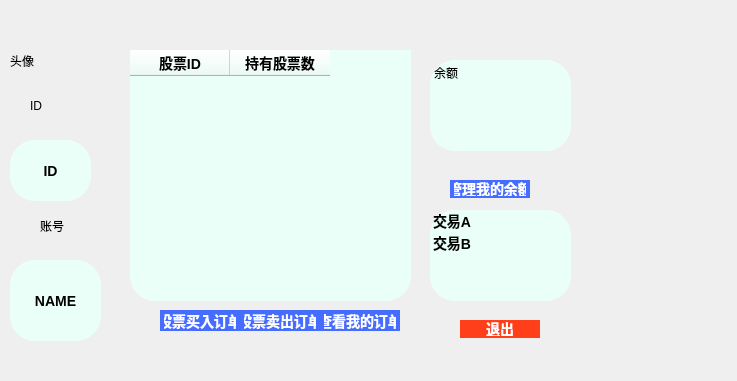
Hypn0tised-ysy/stock-project, file src/AllWindow/ui_account.ui: the form before one commit.
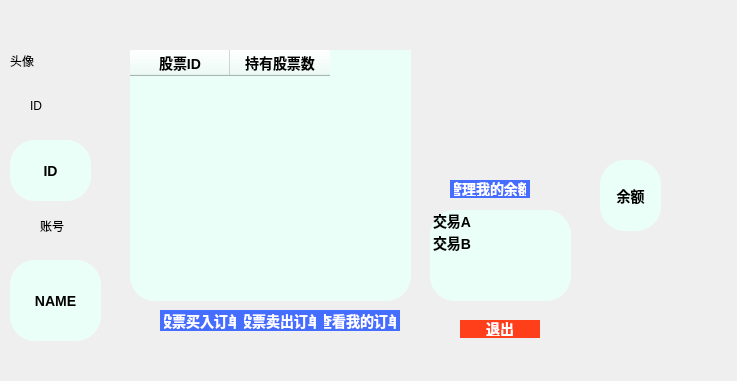
The form after the commit.

```diff
--- a/src/AllWindow/ui_account.ui
+++ b/src/AllWindow/ui_account.ui
@@ -131,34 +131,6 @@
     <string>退出</string>
    </property>
   </widget>
-  <widget class="QTextBrowser" name="balance_text">
-   <property name="enabled">
-    <bool>true</bool>
-   </property>
-   <property name="geometry">
-    <rect>
-     <x>430</x>
-     <y>60</y>
-     <width>141</width>
-     <height>91</height>
-    </rect>
-   </property>
-   <property name="styleSheet">
-    <string notr="true">background-color: rgb(235, 255, 249);
-border-radius:25px;    /*设置圆角半径 */
-font:bold 14px;		/*设置按钮文字和大小*/</string>
-   </property>
-   <property name="html">
-    <string>&lt;!DOCTYPE HTML PUBLIC &quot;-//W3C//DTD HTML 4.0//EN&quot; &quot;http://www.w3.org/TR/REC-html40/strict.dtd&quot;&gt;
-&lt;html&gt;&lt;head&gt;&lt;meta name=&quot;qrichtext&quot; content=&quot;1&quot; /&gt;&lt;meta charset=&quot;utf-8&quot; /&gt;&lt;style type=&quot;text/css&quot;&gt;
-p, li { white-space: pre-wrap; }
-hr { height: 1px; border-width: 0; }
-li.unchecked::marker { content: &quot;\2610&quot;; }
-li.checked::marker { content: &quot;\2612&quot;; }
-&lt;/style&gt;&lt;/head&gt;&lt;body style=&quot; font-family:'Microsoft YaHei UI'; font-size:14px; font-weight:700; font-style:normal;&quot;&gt;
-&lt;p style=&quot; margin-top:0px; margin-bottom:0px; margin-left:0px; margin-right:0px; -qt-block-indent:0; text-indent:0px;&quot;&gt;&lt;span style=&quot; font-size:9pt; font-weight:400;&quot;&gt;余额&lt;/span&gt;&lt;/p&gt;&lt;/body&gt;&lt;/html&gt;</string>
-   </property>
-  </widget>
   <widget class="QTableWidget" name="tableWidget">
    <property name="geometry">
     <rect>
@@ -306,6 +278,27 @@
     <string>ID</string>
    </property>
   </widget>
+  <widget class="QLabel" name="balance_text">
+   <property name="geometry">
+    <rect>
+     <x>600</x>
+     <y>160</y>
+     <width>61</width>
+     <height>71</height>
+    </rect>
+   </property>
+   <property name="styleSheet">
+    <string notr="true">background-color: rgb(235, 255, 249);
+border-radius:25px;    /*设置圆角半径 */
+font:bold 14px;		/*设置按钮文字和大小*/</string>
+   </property>
+   <property name="text">
+    <string>余额</string>
+   </property>
+   <property name="alignment">
+    <set>Qt::AlignCenter</set>
+   </property>
+  </widget>
  </widget>
  <resources/>
  <connections/>
```
